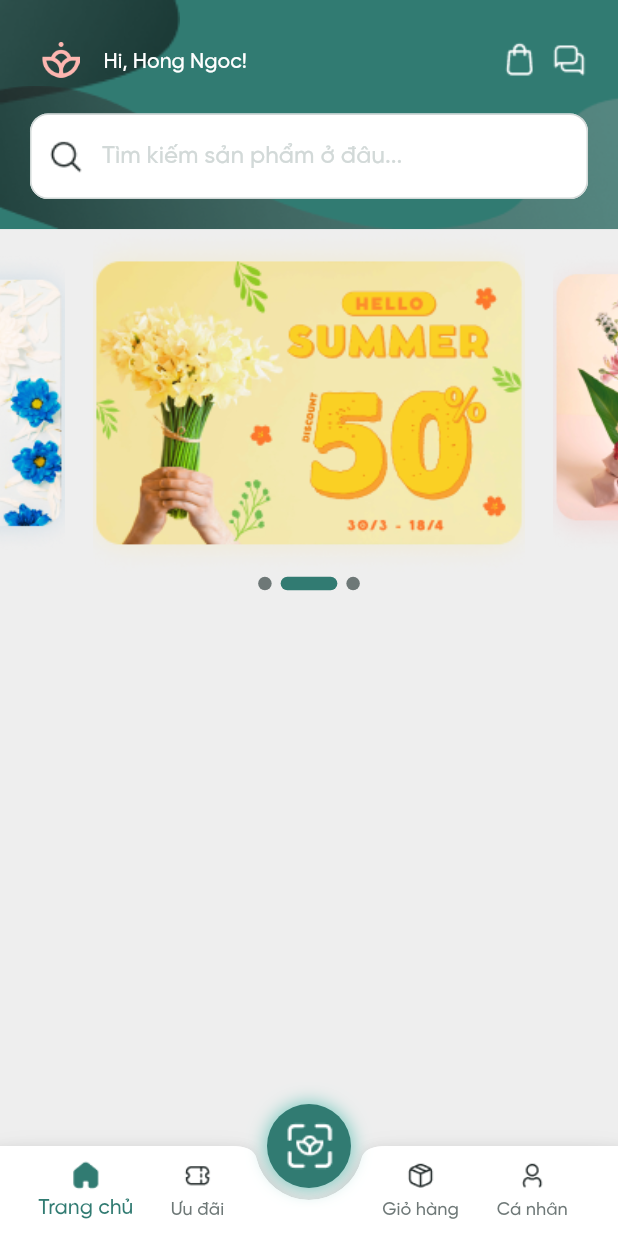
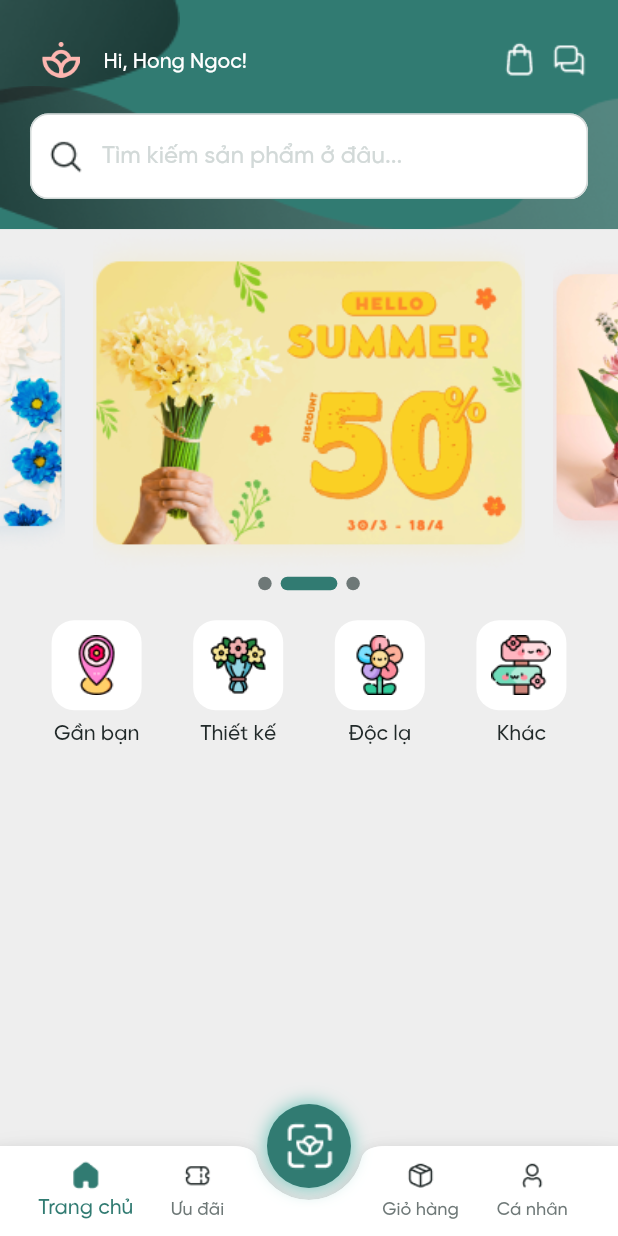
Before and after one commit to Nhatdote/flutter_flora, a Flutter app: the IndexScreen screen opened by its route, on a phone screen of 412 x 824 dp. Run offline on Flutter 3.47's test engine with Material 2 defaults, Android fonts, the phone set to English and light mode, and no system bars; drawn by our look-alikes of carousel_slider, smooth_page_indicator; our stand-ins replace camera, flutter_keyboard_visibility, shared_preferences, video_player, webview_flutter; accounts and stored records are empty.

Commit message:
Update home screen: featurs list

```diff
--- a/lib/db.dart
+++ b/lib/db.dart
@@ -59,4 +59,25 @@ class DB {
       'assets/images/etc/promotion_3.png',
     ];
   }
+
+  static List<Map<String, String>> get features {
+    return [
+      {
+        'icon': 'assets/images/etc/feature_location.png',
+        'label': 'Gần bạn',
+      },
+      {
+        'icon': 'assets/images/etc/feature_design.png',
+        'label': 'Thiết kế',
+      },
+      {
+        'icon': 'assets/images/etc/feature_strange.png',
+        'label': 'Độc lạ',
+      },
+      {
+        'icon': 'assets/images/etc/feature_other.png',
+        'label': 'Khác',
+      }
+    ];
+  }
 }
--- a/lib/routes.dart
+++ b/lib/routes.dart
@@ -1,7 +1,5 @@
 import 'package:flora/screens/error.dart';
-import 'package:flora/screens/home/home.dart';
 import 'package:flora/screens/home/index.dart';
-import 'package:flora/screens/home/profile.dart';
 import 'package:flora/screens/login.dart';
 import 'package:flora/screens/onboarding.dart';
 import 'package:flora/screens/register/form.dart';
--- a/lib/screens/flora_camera.dart
+++ b/lib/screens/flora_camera.dart
@@ -573,6 +573,7 @@ class _FloraCameraScreenState extends State<FloraCameraScreen>
   }
 
   /// Display a row of toggle to select the camera (or a message if no camera is available).
+  // ignore: no_leading_underscores_for_local_identifiers
   Widget _cameraTogglesRowWidget(List<CameraDescription> _cameras) {
     final List<Widget> toggles = <Widget>[];
 
@@ -997,6 +998,7 @@ class _FloraCameraScreenState extends State<FloraCameraScreen>
     }
 
     final VideoPlayerController vController = kIsWeb
+        // ignore: deprecated_member_use
         ? VideoPlayerController.network(videoFile!.path)
         : VideoPlayerController.file(File(videoFile!.path));
 
--- a/lib/screens/home/home.dart
+++ b/lib/screens/home/home.dart
@@ -2,8 +2,8 @@ import 'package:carousel_slider/carousel_slider.dart';
 import 'package:flora/constans/asset.dart';
 import 'package:flora/constans/space.dart';
 import 'package:flora/db.dart';
+import 'package:flora/widgets/indicator.dart';
 import 'package:flutter/material.dart';
-import 'package:smooth_page_indicator/smooth_page_indicator.dart';
 
 import '../../constans/color.dart';
 
@@ -15,13 +15,29 @@ class HomeScreen extends StatefulWidget {
 }
 
 class _HomeScreenState extends State<HomeScreen> {
+  List<Map<String, String>> features = DB.features;
+
   @override
   Widget build(BuildContext context) {
-    return const SingleChildScrollView(
+    return SingleChildScrollView(
       child: Column(
         children: [
-          HeaderWidget(),
-          PromotionWidget(),
+          const HeaderWidget(),
+          const PromotionWidget(),
+          Padding(
+            padding: const EdgeInsets.only(top: AppSpace.xl),
+            child: Row(
+              mainAxisAlignment: MainAxisAlignment.spaceEvenly,
+              children: features
+                  .map(
+                    (h) => FeatureWidghet(
+                      label: h['label']!,
+                      icon: h['icon']!,
+                    ),
+                  )
+                  .toList(),
+            ),
+          ),
         ],
       ),
     );
@@ -64,18 +80,7 @@ class _PromotionWidgetState extends State<PromotionWidget> {
             );
           }).toList(),
         ),
-        AnimatedSmoothIndicator(
-          activeIndex: currentIndex,
-          count: items.length,
-          effect: const ExpandingDotsEffect(
-            dotWidth: 9,
-            dotHeight: 9,
-            spacing: 6,
-            expansionFactor: 4.2,
-            activeDotColor: AppColor.primary,
-            dotColor: AppColor.neutral40,
-          ),
-        )
+        AppIndicator(length: items.length, index: currentIndex)
       ],
     );
   }
@@ -172,3 +177,40 @@ class HeaderWidget extends StatelessWidget {
     );
   }
 }
+
+class FeatureWidghet extends StatelessWidget {
+  final String label;
+  final String icon;
+
+  const FeatureWidghet({
+    super.key,
+    required this.label,
+    required this.icon,
+  });
+
+  @override
+  Widget build(BuildContext context) {
+    return Column(
+      children: [
+        Container(
+          width: 60,
+          height: 60,
+          padding: const EdgeInsets.all(AppSpace.xs),
+          alignment: Alignment.center,
+          decoration: BoxDecoration(
+            color: Colors.white,
+            borderRadius: BorderRadius.circular(15),
+          ),
+          child: Image.asset(
+            icon,
+            height: 40,
+          ),
+        ),
+        Padding(
+          padding: const EdgeInsets.only(top: 4),
+          child: Text(label),
+        )
+      ],
+    );
+  }
+}
--- a/lib/screens/home/index.dart
+++ b/lib/screens/home/index.dart
@@ -1,4 +1,3 @@
-import 'dart:io';
 import 'package:camera/camera.dart';
 import 'package:flora/constans/asset.dart';
 import 'package:flora/constans/color.dart';
@@ -108,7 +107,7 @@ class _IndexScreenState extends State<IndexScreen> {
   @override
   Widget build(BuildContext context) {
     Toast.initialize(context);
-    final Map<String, dynamic> currentScreen = _screens[_currentIndex];
+    // final Map<String, dynamic> currentScreen = _screens[_currentIndex];
 
     return Scaffold(
       backgroundColor: AppColor.background,
@@ -139,6 +138,7 @@ class _IndexScreenState extends State<IndexScreen> {
               await requestCamera();
             }
 
+            // ignore: use_build_context_synchronously
             Navigator.of(context).push(
               MaterialPageRoute(
                 builder: (context) => FloraCameraScreen(cameras: _cameras),
--- a/lib/screens/onboarding.dart
+++ b/lib/screens/onboarding.dart
@@ -5,7 +5,8 @@ import 'package:flora/db.dart';
 import 'package:flora/routes.dart';
 import 'package:flora/widgets/button.dart';
 import 'package:flutter/material.dart';
-import 'package:smooth_page_indicator/smooth_page_indicator.dart';
+
+import '../widgets/indicator.dart';
 
 class OnBoardingScreen extends StatefulWidget {
   const OnBoardingScreen({super.key});
@@ -141,19 +142,7 @@ class _OnBoardingScreenState extends State<OnBoardingScreen> {
                     child: Column(
                       mainAxisAlignment: MainAxisAlignment.center,
                       children: [
-                        AnimatedSmoothIndicator(
-                          activeIndex: _currentPage,
-                          count: items.length,
-                          effect: const ExpandingDotsEffect(
-                            dotWidth: 9,
-                            dotHeight: 9,
-                            spacing: 6,
-                            expansionFactor: 4.2,
-                            activeDotColor: AppColor.primary,
-                            dotColor: AppColor.neutral40,
-                          ),
-                          onDotClicked: (index) => onNext(index),
-                        ),
+                        AppIndicator(length: items.length, index: _currentPage),
                         Expanded(
                           child: PageView.builder(
                             physics: const NeverScrollableScrollPhysics(),
--- a/lib/shared/functions.dart
+++ b/lib/shared/functions.dart
@@ -1,4 +1,5 @@
 import 'dart:convert';
+// ignore: depend_on_referenced_packages
 import 'package:crypto/crypto.dart';
 
 class Fs {
--- /dev/null
+++ b/lib/widgets/indicator.dart
@@ -0,0 +1,27 @@
+import 'package:flutter/material.dart';
+import 'package:smooth_page_indicator/smooth_page_indicator.dart';
+
+import '../constans/color.dart';
+
+class AppIndicator extends StatelessWidget {
+  final int length;
+  final int index;
+
+  const AppIndicator({super.key, required this.length, required this.index});
+
+  @override
+  Widget build(BuildContext context) {
+    return AnimatedSmoothIndicator(
+      activeIndex: index,
+      count: length,
+      effect: const ExpandingDotsEffect(
+        dotWidth: 9,
+        dotHeight: 9,
+        spacing: 6,
+        expansionFactor: 4.2,
+        activeDotColor: AppColor.primary,
+        dotColor: AppColor.neutral40,
+      ),
+    );
+  }
+}
```
Also changed, not shown: assets/images/etc/feature_design.png (added), assets/images/etc/feature_location.png (added), assets/images/etc/feature_other.png (added), assets/images/etc/feature_strange.png (added).
